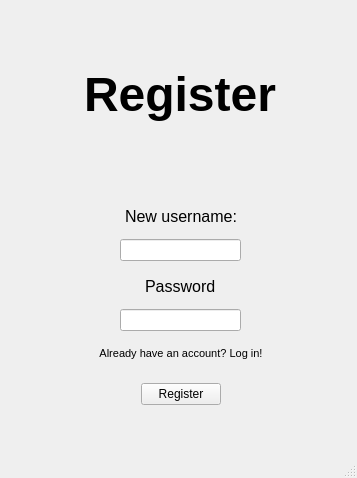
Before: the Qt Designer form Retele_UI/client.ui in Ca3zsar/Monitorizarea-Traficului-RC, drawn with Qt 5.
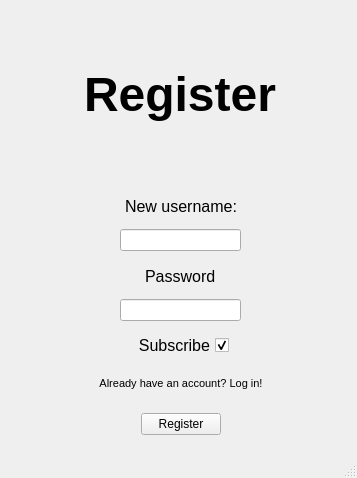
After: the same form once the commit is applied. The open tabs and pages were chosen to show the change.

```diff
--- a/Retele_UI/client.ui
+++ b/Retele_UI/client.ui
@@ -412,7 +412,7 @@
       <property name="geometry">
        <rect>
         <x>0</x>
-        <y>270</y>
+        <y>260</y>
         <width>361</width>
         <height>61</height>
        </rect>
@@ -503,7 +503,7 @@
       <property name="geometry">
        <rect>
         <x>0</x>
-        <y>340</y>
+        <y>370</y>
         <width>361</width>
         <height>28</height>
        </rect>
@@ -556,7 +556,7 @@
       <property name="geometry">
        <rect>
         <x>0</x>
-        <y>380</y>
+        <y>410</y>
         <width>361</width>
         <height>28</height>
        </rect>
@@ -597,7 +597,7 @@
        </item>
       </layout>
      </widget>
-     <widget class="QWidget" name="">
+     <widget class="QWidget" name="layoutWidget">
       <property name="geometry">
        <rect>
         <x>0</x>
@@ -649,11 +649,11 @@
        </item>
       </layout>
      </widget>
-     <widget class="QWidget" name="">
+     <widget class="QWidget" name="layoutWidget">
       <property name="geometry">
        <rect>
-        <x>6</x>
-        <y>160</y>
+        <x>0</x>
+        <y>150</y>
         <width>351</width>
         <height>22</height>
        </rect>
@@ -694,11 +694,11 @@
        </item>
       </layout>
      </widget>
-     <widget class="QWidget" name="">
+     <widget class="QWidget" name="layoutWidget">
       <property name="geometry">
        <rect>
         <x>0</x>
-        <y>200</y>
+        <y>190</y>
         <width>361</width>
         <height>61</height>
        </rect>
@@ -781,6 +781,65 @@
        </item>
       </layout>
      </widget>
+     <widget class="QWidget" name="">
+      <property name="geometry">
+       <rect>
+        <x>0</x>
+        <y>330</y>
+        <width>361</width>
+        <height>31</height>
+       </rect>
+      </property>
+      <layout class="QHBoxLayout" name="horizontalLayout_16">
+       <item>
+        <spacer name="horizontalSpacer_33">
+         <property name="orientation">
+          <enum>Qt::Horizontal</enum>
+         </property>
+         <property name="sizeHint" stdset="0">
+          <size>
+           <width>40</width>
+           <height>20</height>
+          </size>
+         </property>
+        </spacer>
+       </item>
+       <item>
+        <widget class="QCheckBox" name="subscribe_check">
+         <property name="font">
+          <font>
+           <pointsize>12</pointsize>
+          </font>
+         </property>
+         <property name="layoutDirection">
+          <enum>Qt::RightToLeft</enum>
+         </property>
+         <property name="text">
+          <string>Subscribe</string>
+         </property>
+         <property name="checked">
+          <bool>true</bool>
+         </property>
+         <property name="tristate">
+          <bool>false</bool>
+         </property>
+        </widget>
+       </item>
+       <item>
+        <spacer name="horizontalSpacer_34">
+         <property name="orientation">
+          <enum>Qt::Horizontal</enum>
+         </property>
+         <property name="sizeHint" stdset="0">
+          <size>
+           <width>40</width>
+           <height>20</height>
+          </size>
+         </property>
+        </spacer>
+       </item>
+      </layout>
+     </widget>
     </widget>
    </widget>
   </widget>
```
Left out of the diff: 4 changed lines with no effect on the pictures.
